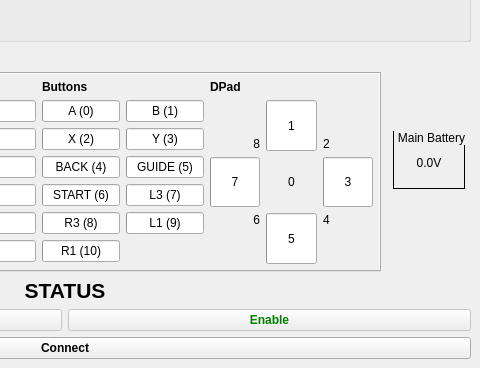
This is ui/drive_station.ui in ArPiRobot/ArPiRobot-DriveStation as Qt 5 draws it before an edit; both pictures show x 350 to 830 and y 232 to 600 of the 830 by 600 pixel window. The edited form follows.
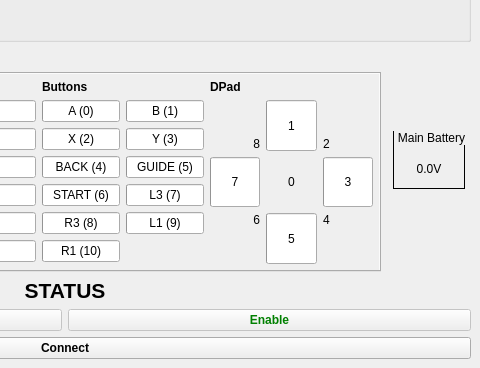
This is the edited form.

```diff
--- a/ui/drive_station.ui
+++ b/ui/drive_station.ui
@@ -811,16 +811,16 @@
               <number>6</number>
              </property>
              <item row="0" column="0">
-              <widget class="QGroupBox" name="groupBox_2">
+              <widget class="QGroupBox" name="gbxBatLabel">
                <property name="styleSheet">
-                <string notr="true">QGroupBox{
+                <string notr="true">QGroupBox#gbxBatLabel{
 	border: 1px solid black;
 	margin-top: 1ex;
 	padding-left: 3ex;
 	padding-right: 3ex;
 	padding-top: 5px;
 }
-QGroupBox::title{
+QGroupBox#gbxBatLabel::title{
 	subcontrol-origin: margin;
 	subcontrol-position: top center;
 	padding-left : 2px;
@@ -972,7 +972,7 @@
      <x>0</x>
      <y>0</y>
      <width>830</width>
-     <height>21</height>
+     <height>26</height>
     </rect>
    </property>
    <widget class="QMenu" name="menuFile">
```
